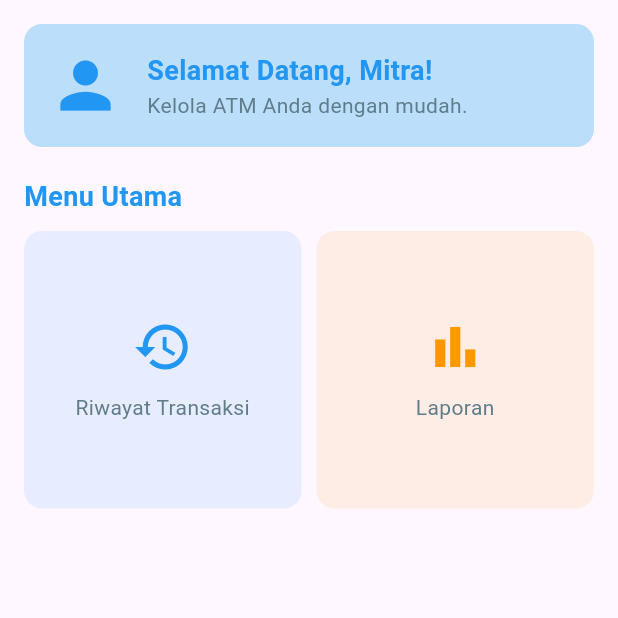
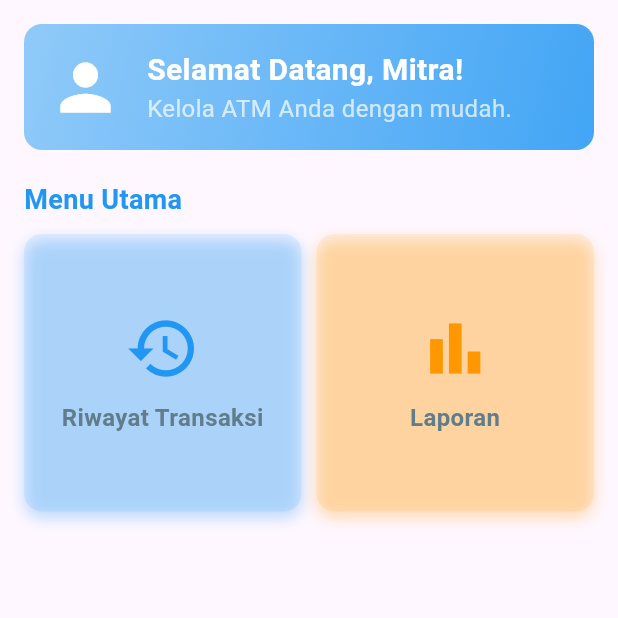
Before and after one commit to restuwijaya27/Proyek-Perangkat-lunak_AdmBriLink, a Flutter app: the DashboardView screen opened by its route, on a phone screen of 412 x 824 dp, the top half of it. Run offline on Flutter 3.47's test engine with Material 3 defaults, Android fonts, the phone set to English and light mode, and no system bars; our stand-ins replace cloud_firestore, firebase_auth, firebase_core, get; accounts and stored records are empty.

Commit message:
update dashboard

```diff
--- a/lib/app/modules/dashboard/views/dashboard_view.dart
+++ b/lib/app/modules/dashboard/views/dashboard_view.dart
@@ -1,8 +1,8 @@
 import 'package:flutter/material.dart';
 import 'package:get/get.dart';
 import '../controllers/dashboard_controller.dart';
-import 'package:myapp/app/modules/laporan/views/laporan_view.dart'; // Import halaman Mahasiswa
-import 'package:myapp/app/modules/transaksi/views/transaksi_view.dart'; // Import halaman Dosen
+import 'package:myapp/app/modules/laporan/views/laporan_view.dart';
+import 'package:myapp/app/modules/transaksi/views/transaksi_view.dart';
 
 class DashboardView extends GetView<DashboardController> {
   const DashboardView({super.key});
@@ -19,12 +19,16 @@ class DashboardView extends GetView<DashboardController> {
             Container(
               padding: const EdgeInsets.all(16),
               decoration: BoxDecoration(
-                color: Colors.blue.shade100,
+                gradient: LinearGradient(
+                  colors: [Colors.blue.shade200, Colors.blue.shade400],
+                  begin: Alignment.topLeft,
+                  end: Alignment.bottomRight,
+                ),
                 borderRadius: BorderRadius.circular(12),
               ),
               child: Row(
                 children: [
-                  const Icon(Icons.person, size: 50, color: Colors.blue),
+                  const Icon(Icons.person, size: 50, color: Colors.white),
                   const SizedBox(width: 16),
                   Column(
                     crossAxisAlignment: CrossAxisAlignment.start,
@@ -32,14 +36,17 @@ class DashboardView extends GetView<DashboardController> {
                       Text(
                         'Selamat Datang, Mitra!',
                         style: TextStyle(
-                          fontSize: 18,
+                          fontSize: 20,
                           fontWeight: FontWeight.bold,
-                          color: Colors.blue,
+                          color: Colors.white,
                         ),
                       ),
                       Text(
                         'Kelola ATM Anda dengan mudah.',
-                        style: TextStyle(fontSize: 14, color: Colors.blueGrey),
+                        style: TextStyle(
+                          fontSize: 16,
+                          color: Colors.white70,
+                        ),
                       ),
                     ],
                   ),
@@ -71,13 +78,13 @@ class DashboardView extends GetView<DashboardController> {
                   'Riwayat Transaksi',
                   Icons.history,
                   Colors.blue,
-                  () => Get.to(() => TransaksiView()), // Navigasi ke MahasiswaView
+                  () => Get.to(() => TransaksiView()),
                 ),
                 _buildMenuCard(
                   'Laporan',
                   Icons.bar_chart,
                   Colors.orange,
-                  () => Get.to(() => LaporanView()), // Navigasi ke DosenView
+                  () => Get.to(() => LaporanView()),
                 ),
               ],
             ),
@@ -90,22 +97,34 @@ class DashboardView extends GetView<DashboardController> {
   Widget _buildMenuCard(
       String title, IconData icon, Color color, VoidCallback onTap) {
     return GestureDetector(
-      onTap: onTap, // Panggil fungsi navigasi
-      child: Container(
+      onTap: onTap,
+      child: AnimatedContainer(
+        duration: const Duration(milliseconds: 200),
         padding: const EdgeInsets.all(16),
         decoration: BoxDecoration(
           color: color.withOpacity(0.1),
           borderRadius: BorderRadius.circular(12),
+          boxShadow: [
+            BoxShadow(
+              color: color.withOpacity(0.3),
+              blurRadius: 8,
+              offset: const Offset(0, 4),
+            ),
+          ],
         ),
         child: Column(
           mainAxisAlignment: MainAxisAlignment.center,
           children: [
-            Icon(icon, size: 40, color: color),
+            Icon(icon, size: 50, color: color),
             const SizedBox(height: 10),
             Text(
               title,
               textAlign: TextAlign.center,
-              style: const TextStyle(fontSize: 14, color: Colors.blueGrey),
+              style: const TextStyle(
+                fontSize: 16,
+                fontWeight: FontWeight.bold,
+                color: Colors.blueGrey,
+              ),
             ),
           ],
         ),
```
